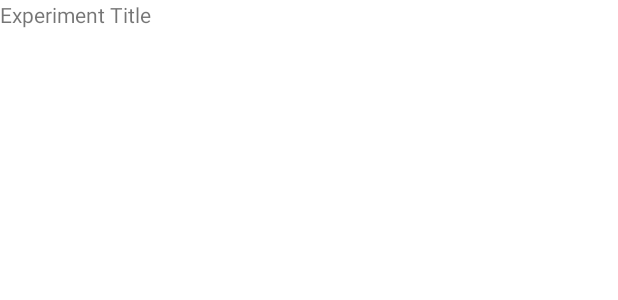
After one commit to CMPUT301W21T30/RocketApp, an Android app: the layout experiment_recyclerview_item.xml on its own in the app's theme, with its tools: preview values and no code run, on a phone screen of 412 x 824 dp. The commit adds this screen. Shown: the top 300 px of the screen. Run offline under Robolectric (Android 15) with nearby library versions, the phone set to English and light mode, and no system bars.

Commit message:
Finished implmenting Recyler View But cannot be check

```diff
--- a/RocketApp/app/src/main/res/layout/activity_experiments_list.xml
+++ b/RocketApp/app/src/main/res/layout/activity_experiments_list.xml
@@ -311,7 +311,8 @@
             android:layout_marginRight="16dp"
             app:layout_constraintEnd_toEndOf="parent"
             app:layout_constraintStart_toStartOf="parent"
-            app:layout_constraintTop_toBottomOf="@+id/textView9" />
+            app:layout_constraintTop_toBottomOf="@+id/textView9"
+            android:id="@+id/experimentRecyclerView"/>
 
     </androidx.constraintlayout.widget.ConstraintLayout>
 
--- /dev/null
+++ b/RocketApp/app/src/main/res/layout/experiment_recyclerview_item.xml
@@ -0,0 +1,11 @@
+<?xml version="1.0" encoding="utf-8"?>
+<RelativeLayout xmlns:android="http://schemas.android.com/apk/res/android"
+    android:layout_width="match_parent" android:layout_height="match_parent"
+    android:id="@+id/experimentListItemLayout">
+
+    <TextView
+        android:id="@+id/experimentNameTextView"
+        android:layout_width="wrap_content"
+        android:layout_height="wrap_content"
+        android:text="Experiment Title" />
+</RelativeLayout>
```
Also changed, not shown: RocketApp/app/src/main/java/com/example/rocketapp/ExperimentRecylerViewAdapter.java (added, +68 -0 lines), RocketApp/app/src/main/java/com/example/rocketapp/ExperimentsListActivity.java (+20 -1 lines).
